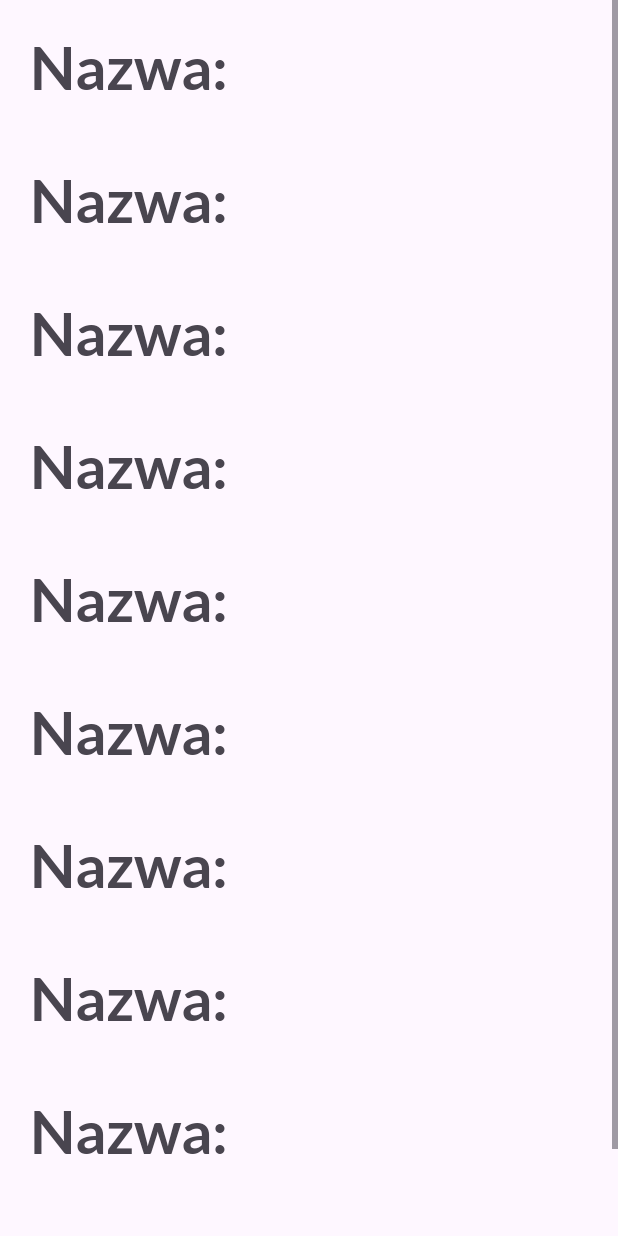
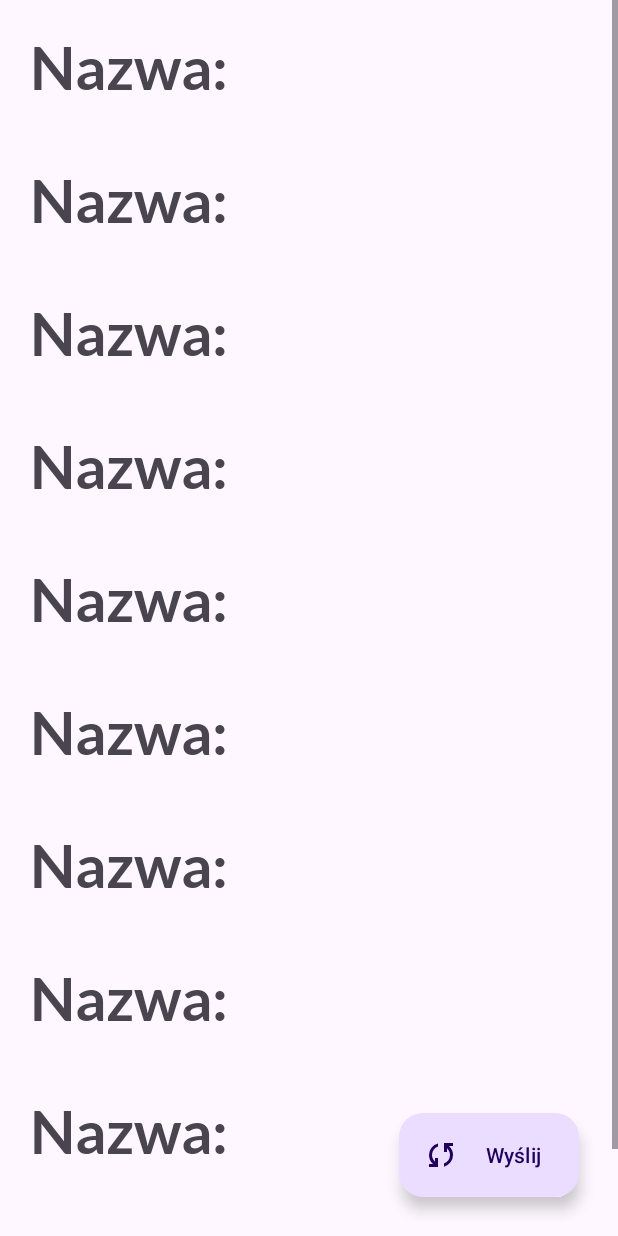
Before and after one commit to zero-jedynkowy/pmik-clock-project, an Android app: the DeviceActivity screen opened directly, with no data from a screen before it, on a phone screen of 412 x 824 dp. Run offline under Robolectric (Android 15) with nearby library versions, the phone set to English and light mode, and no system bars.

Commit message:
Activity with button

```diff
--- a/androidWorkspace/ClockApp/app/src/main/java/com/example/clockapp/DevicesList.java
+++ b/androidWorkspace/ClockApp/app/src/main/java/com/example/clockapp/DevicesList.java
@@ -146,6 +146,6 @@ public class DevicesList extends Fragment implements OnItemClickListener
     @Override
     public void onItemClick(int position)
     {
-        System.out.println(position);
+        startActivity(new Intent(this.getContext(), DeviceActivity.class));
     }
 }
--- /dev/null
+++ b/androidWorkspace/ClockApp/app/src/main/res/drawable/sync_icon.xml
@@ -0,0 +1,9 @@
+<vector xmlns:android="http://schemas.android.com/apk/res/android"
+    android:width="24dp"
+    android:height="24dp"
+    android:viewportWidth="960"
+    android:viewportHeight="960">
+  <path
+      android:fillColor="#FF000000"
+      android:pathData="M160,800v-80h110l-16,-14q-52,-46 -73,-105t-21,-119q0,-111 66.5,-197.5T400,170v84q-72,26 -116,88.5T240,482q0,45 17,87.5t53,78.5l10,10v-98h80v240L160,800ZM560,790v-84q72,-26 116,-88.5T720,478q0,-45 -17,-87.5T650,312l-10,-10v98h-80v-240h240v80L690,240l16,14q49,49 71.5,106.5T800,478q0,111 -66.5,197.5T560,790Z"/>
+</vector>
--- a/androidWorkspace/ClockApp/app/src/main/res/layout/activity_device.xml
+++ b/androidWorkspace/ClockApp/app/src/main/res/layout/activity_device.xml
@@ -95,11 +95,28 @@
                 android:text="Nazwa:"
                 android:textSize="40sp" />
 
-
-
         </LinearLayout>
 
     </ScrollView>
 
+    <androidx.coordinatorlayout.widget.CoordinatorLayout
+        android:layout_height="wrap_content"
+        android:layout_width="wrap_content"
+        android:layout_alignParentBottom="true"
+        android:layout_alignParentRight="true"
+        android:layout_margin="10dp"
+        >
+
+
+        <com.google.android.material.floatingactionbutton.ExtendedFloatingActionButton
+            android:id="@+id/extended_fab"
+            android:layout_width="wrap_content"
+            android:layout_height="wrap_content"
+            android:layout_margin="16dp"
+            android:layout_gravity="bottom|end"
+            android:contentDescription="aa"
+            android:text="Wyślij"
+            app:icon="@drawable/sync_icon"/>
+    </androidx.coordinatorlayout.widget.CoordinatorLayout>
 
 </RelativeLayout>
```
